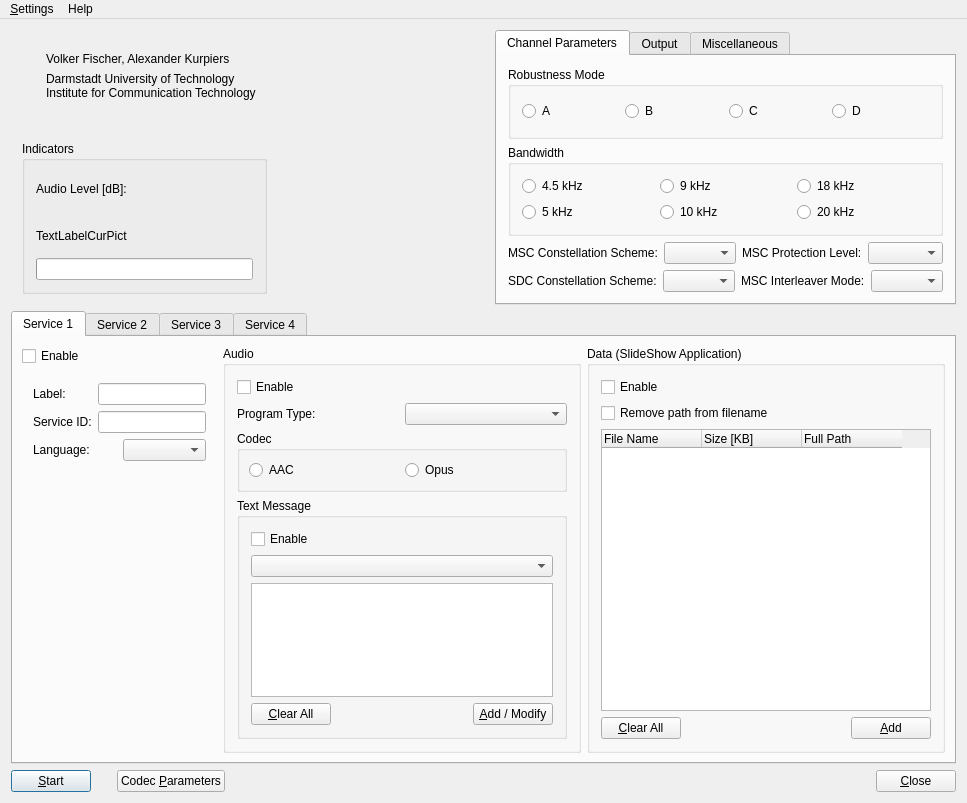
mmjee/dream-patched, file branches/dream2018/src/GUI-QT/TransmDlgbase.ui: the form before one commit.
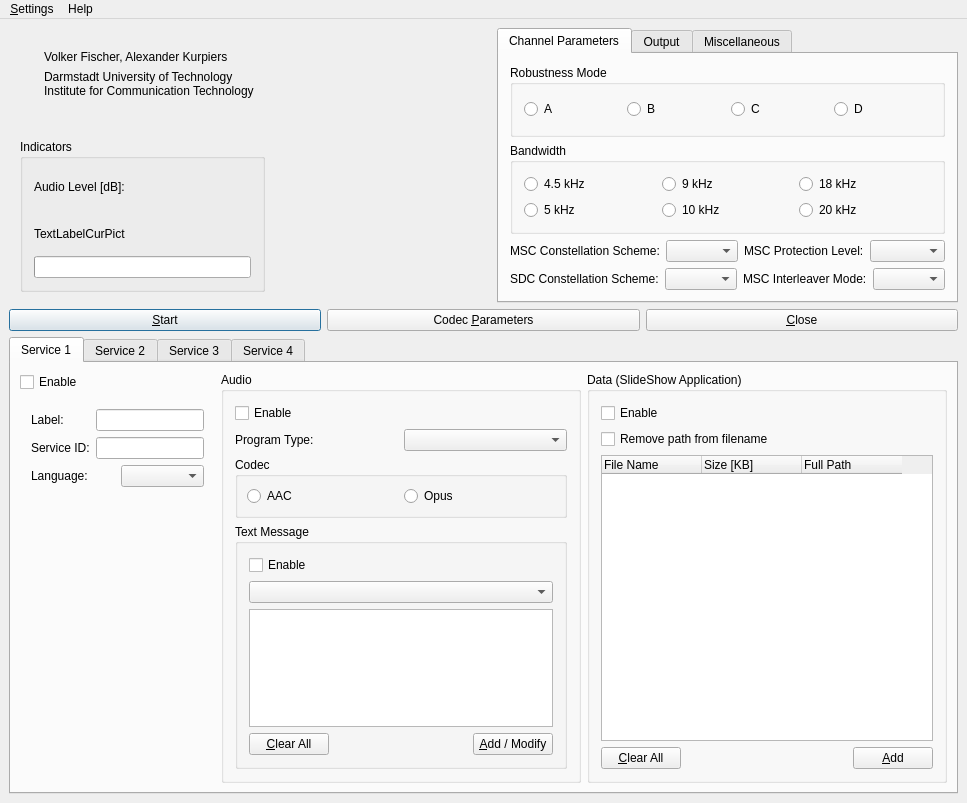
The form after the commit. Icons and pictures are not drawn. Custom widgets are drawn as their Qt base class.

Commit message: compiles with and without qtmultimedia in both gui and console mode but sound card selection is broken

Diff of the .ui file:
```diff
--- a/branches/dream2018/src/GUI-QT/TransmDlgbase.ui
+++ b/branches/dream2018/src/GUI-QT/TransmDlgbase.ui
@@ -18,14 +18,8 @@
     <normaloff>:/icons/MainIconTx.svg</normaloff>:/icons/MainIconTx.svg</iconset>
   </property>
   <widget class="QWidget" name="centralwidget">
-   <layout class="QVBoxLayout" name="verticalLayout_5">
-    <property name="spacing">
-     <number>6</number>
-    </property>
-    <property name="margin">
-     <number>11</number>
-    </property>
-    <item>
+   <layout class="QGridLayout" name="gridLayout">
+    <item row="0" column="0">
      <layout class="QHBoxLayout" name="horizontalLayout">
       <item>
        <layout class="QVBoxLayout" name="verticalLayout_2">
@@ -157,8 +151,7 @@
               </widget>
              </item>
              <item>
-              <widget class="QwtThermo" name="ProgrInputLevel">
-              </widget>
+              <widget class="QwtThermo" name="ProgrInputLevel"/>
              </item>
             </layout>
            </item>
@@ -819,7 +812,44 @@
       </item>
      </layout>
     </item>
-    <item>
+    <item row="1" column="0">
+     <layout class="QHBoxLayout" name="horizontalLayout_8">
+      <item>
+       <widget class="QPushButton" name="ButtonStartStop">
+        <property name="text">
+         <string>&amp;Start</string>
+        </property>
+        <property name="autoDefault">
+         <bool>true</bool>
+        </property>
+        <property name="default">
+         <bool>true</bool>
+        </property>
+       </widget>
+      </item>
+      <item>
+       <widget class="QPushButton" name="ButtonCodec">
+        <property name="text">
+         <string>Codec &amp;Parameters</string>
+        </property>
+       </widget>
+      </item>
+      <item>
+       <widget class="QPushButton" name="ButtonClose">
+        <property name="text">
+         <string>&amp;Close</string>
+        </property>
+        <property name="autoDefault">
+         <bool>true</bool>
+        </property>
+        <property name="default">
+         <bool>false</bool>
+        </property>
+       </widget>
+      </item>
+     </layout>
+    </item>
+    <item row="2" column="0">
      <widget class="QTabWidget" name="TabWidgetServices">
       <property name="enabled">
        <bool>true</bool>
@@ -1296,72 +1326,6 @@
       </widget>
      </widget>
     </item>
-    <item>
-     <layout class="QHBoxLayout" name="horizontalLayout_6">
-      <item>
-       <widget class="QPushButton" name="ButtonStartStop">
-        <property name="text">
-         <string>&amp;Start</string>
-        </property>
-        <property name="autoDefault">
-         <bool>true</bool>
-        </property>
-        <property name="default">
-         <bool>true</bool>
-        </property>
-       </widget>
-      </item>
-      <item>
-       <spacer name="Horizontal Spacing2">
-        <property name="orientation">
-         <enum>Qt::Horizontal</enum>
-        </property>
-        <property name="sizeType">
-         <enum>QSizePolicy::Minimum</enum>
-        </property>
-        <property name="sizeHint" stdset="0">
-         <size>
-          <width>20</width>
-          <height>20</height>
-         </size>
-        </property>
-       </spacer>
-      </item>
-      <item>
-       <widget class="QPushButton" name="ButtonCodec">
-        <property name="text">
-         <string>Codec &amp;Parameters</string>
-        </property>
-       </widget>
-      </item>
-      <item>
-       <spacer name="horizontalSpacer">
-        <property name="orientation">
-         <enum>Qt::Horizontal</enum>
-        </property>
-        <property name="sizeHint" stdset="0">
-         <size>
-          <width>40</width>
-          <height>20</height>
-         </size>
-        </property>
-       </spacer>
-      </item>
-      <item>
-       <widget class="QPushButton" name="ButtonClose">
-        <property name="text">
-         <string>&amp;Close</string>
-        </property>
-        <property name="autoDefault">
-         <bool>true</bool>
-        </property>
-        <property name="default">
-         <bool>false</bool>
-        </property>
-       </widget>
-      </item>
-     </layout>
-    </item>
    </layout>
   </widget>
   <widget class="QMenuBar" name="menubar">
```
Left out of the diff: 317 changed lines with no effect on the pictures. The commit also changes 6 other files.
